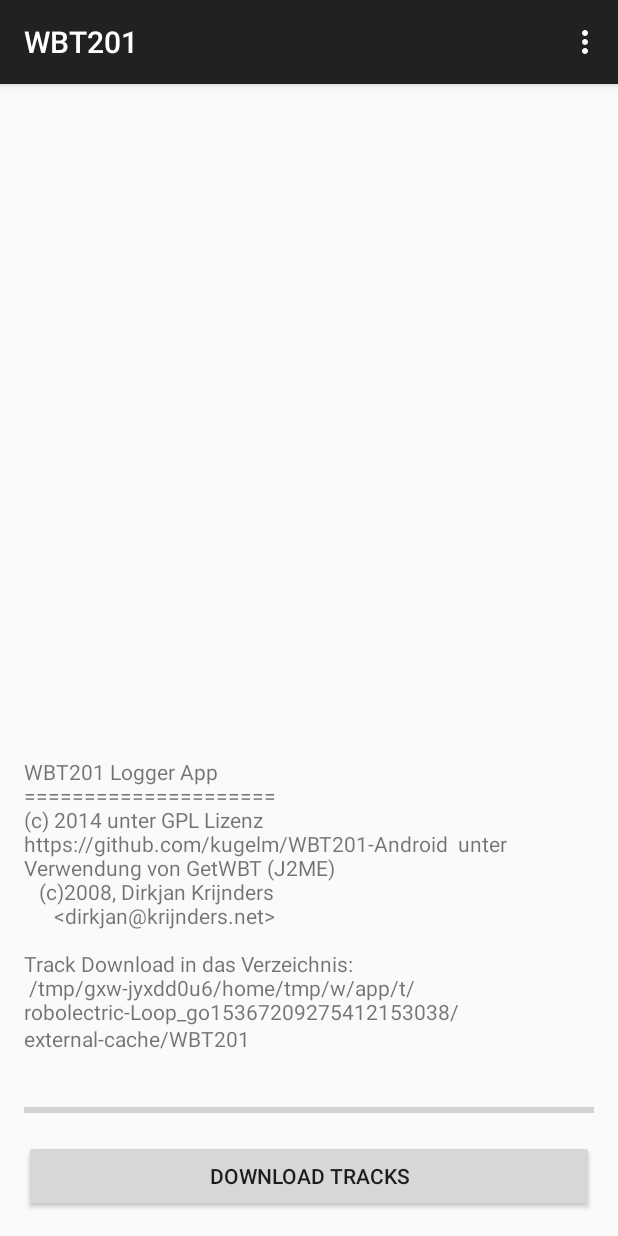
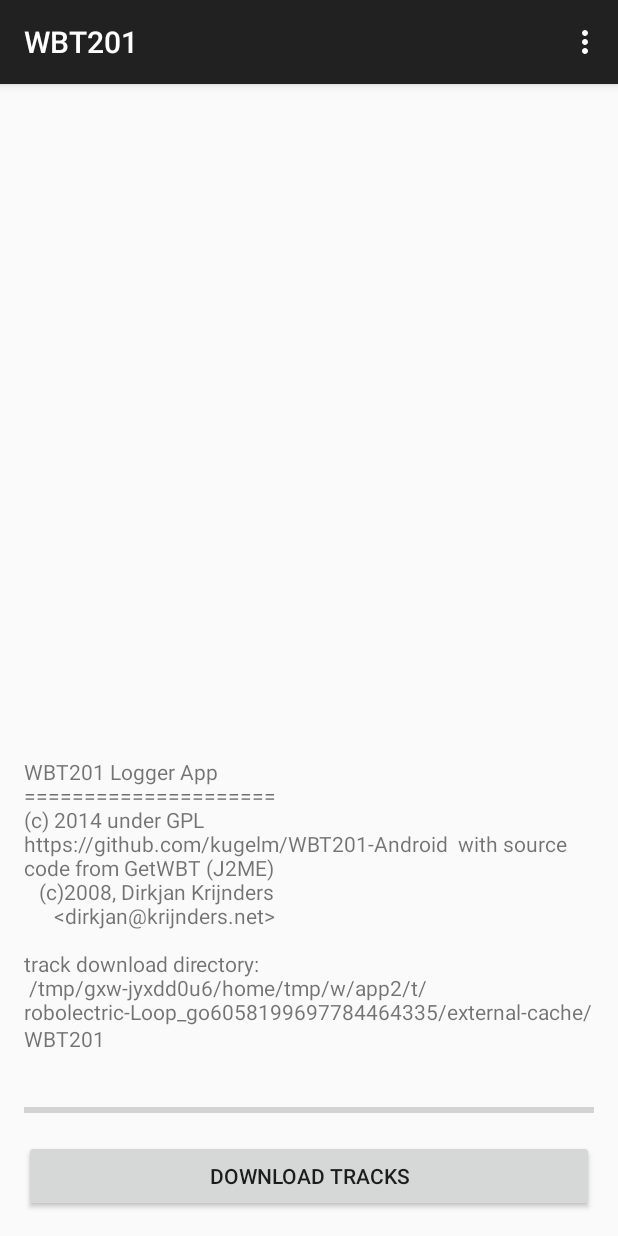
Before and after one commit to kugelm/WBT201-Android, an Android app: the screen it shows after launch (MainActivity), on a phone screen of 412 x 824 dp. Run offline under Robolectric (Android 15) with nearby library versions, the phone set to English and light mode, and no system bars.

Commit message:
issue#1: english translation

```diff
--- a/app/src/main/java/de/thgk/wbt20x/app/MainActivity.java
+++ b/app/src/main/java/de/thgk/wbt20x/app/MainActivity.java
@@ -83,7 +83,7 @@
 
         if (BA == null) {
             Toast.makeText(this,
-                    "Bluetooth is not available.",
+                    R.string.string_bt_unavailable,
                     Toast.LENGTH_LONG).show();
             finish();
             return;
@@ -106,7 +106,7 @@
                 }
                 else{
                     if (!connectToGpsLogger()) {
-                        feedback.append("Hat nicht geklappt!\n");
+                        feedback.append(getString(R.string.string_connect_failed));
                         cmdLogger = IDLE;
                     } else {
                         cmdLogger = CMD_FETCH_TRACKS;
@@ -121,9 +121,9 @@
         feedback = (TextView) findViewById(R.id.feedbackTextView);
         feedback.setText("WBT201 Logger App\n");
         feedback.append("=====================\n");
-        feedback.append("(c) 2014 unter GPL Lizenz\n");
+        feedback.append(getString(R.string.string_GPL));
         feedback.append("https://github.com/kugelm/WBT201-Android");
-        feedback.append("  unter Verwendung von GetWBT (J2ME)\n");
+        feedback.append(getString(R.string.string_J2ME));
         feedback.append("   (c)2008, Dirkjan Krijnders\n      <dirkjan@krijnders.net>\n\n");
 
         if (! isListening ) {
@@ -145,7 +145,7 @@
             }
         }
 
-        feedback.append("Track Download in das Verzeichnis:\n ");
+        feedback.append(getString(R.string.string_track_download_to));
         feedback.append(ConnectionService.downloadDir.getAbsolutePath()+"\n");
 
     }
@@ -233,7 +233,7 @@
             }
             else{
                 if (!connectToGpsLogger()) {
-                    feedback.append("Hat nicht geklappt!\n");
+                    feedback.append(getString(R.string.string_connect_failed));
                     cmdLogger = IDLE;
                 } else {
                     cmdLogger = CMD_TEST;
@@ -252,7 +252,7 @@
 
         if (resultCode == Activity.RESULT_OK && requestCode == SWITCHON_BLUETOOTH) {
             if (!connectToGpsLogger()) {
-                feedback.append("Hat nicht geklappt!\n");
+                feedback.append(getString(R.string.string_connect_failed));
                 cmdLogger = IDLE;
             } else {
                 if (cmdLogger == CMD_TEST) {
@@ -271,14 +271,14 @@
         // If there are paired devices
         if (pairedDevices.size() > 0) {
             // Loop through paired devices
-            feedback.append("Bekannte BT Geräte:\n");
+            feedback.append(getString(R.string.string_known_bt_devices));
             for (BluetoothDevice device : pairedDevices) {
                 // Add the name and address to an array adapter to show in a ListView
                 Log.d(TAG, "paired bt dev: " + device.getName() + " - " + device.getAddress());
 
                 if (device.getName().matches("G-Rays2")) {
                     if (wbt201!=null) {
-                        feedback.append( "Mehrere Logger! Nur der letzte wird genommen...\n");
+                        feedback.append( getString(R.string.string_multiple_loggers));
                     }
                     wbt201 = device;
                     feedback.append( "  ** "+device.getName() + " **\n");
@@ -287,16 +287,16 @@
                 }
             }
         } else {
-            feedback.append( "Kein passender Logger in der Liste der bekannten Bluetooth Geräte!\n");
+            feedback.append( getString(R.string.string_no_matching_bt_logger));
             return false;
         }
 
         if (wbt201 != null) {
             macAddrOfGpsLogger = wbt201.getAddress();
-            feedback.append("Verbinde mit " + macAddrOfGpsLogger + " ...\n");
+            feedback.append(getString(R.string.string_connecting_with) + macAddrOfGpsLogger + " ...\n");
         } else {
             Toast.makeText(this,
-                    "Kein GPS Logger unter den verbundenen Bluetooth Geräten",
+                    getString(R.string.string_no_matching_bt_logger),
                     Toast.LENGTH_LONG).show();
             return false;
         }
--- a/app/src/main/res/values/strings.xml
+++ b/app/src/main/res/values/strings.xml
@@ -2,7 +2,6 @@
 <resources>
 
     <string name="app_name">WBT201</string>
-    <string name="hello_world">Hello world!</string>
     <string name="action_settings">Settings</string>
     <string name="strButtonConnect">Download Tracks</string>
     <string name="string_really_erase">Do you really want to clear tracks onthe logger?</string>
@@ -10,7 +9,24 @@
     <string name="string_dont_erase">No, don\'t erase.</string>
     <string name="string_missed_swon_bt">First enable Bluetooth!</string>
     <string name="action_test">Test Connection</string>
-    <string name="string_still_busy">Wait, still busy...</string>
+    <string name="string_still_busy">Wait, still busy…</string>
     <string name="action_erase">Clear tracks on device</string>
+    <string name="string_J2ME">"  with source code from GetWBT (J2ME)\n"</string>
+    <string name="string_GPL">(c) 2014 under GPL\n</string>
+    <string name="string_track_download_to">"track download directory:\n "</string>
+    <string name="string_connect_failed">Did\'nt succeed!\n</string>
+    <string name="string_known_bt_devices">Known BT devices:\n</string>
+    <string name="string_multiple_loggers">Multiple loggers!\nThe last in list is selected...\n</string>
+    <string name="string_no_matching_bt_logger">No matching logger in the list of known Bluetooth devices!\n</string>
+    <string name="string_connecting_with">"Connecting to "</string>
+    <string name="string_bt_unavailable">Bluetooth is not available.</string>
+    <string name="string_cant_establish_connection">Can\'t setup connection!\n</string>
+    <string name="string_connection_error">Connect faied!\n</string>
+    <string name="string_login_ok">Login ok\n</string>
+    <string name="string_login_failed">Login failed!\n</string>
+    <string name="string_points_approx">"Points approx. "</string>
+    <string name="string_fillheight">"Memory usage "</string>
+    <string name="string_connection_terminated">Connection terminated\n\n</string>
+    <string name="string_clear_failed">Clear failed!</string>
 
 </resources>
```
Also changed, not shown: app/src/main/java/de/thgk/wbt20x/app/ConnectionService.java (+11 -11 lines), 1 other file.
